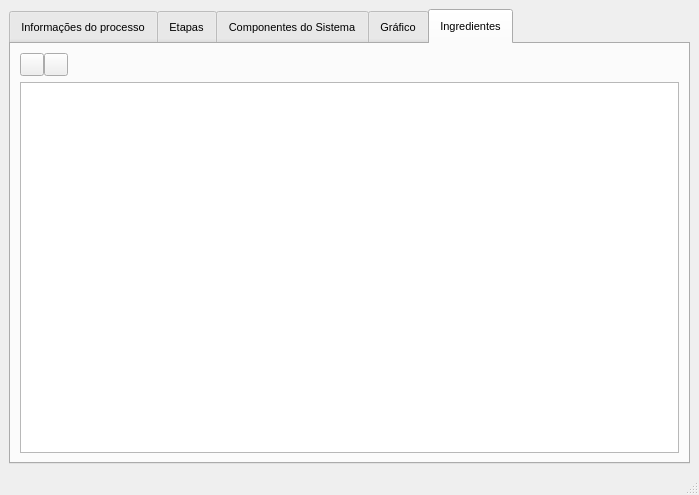
The window that mainwindow.ui (cristhianwb/BebumBrew) describes before a commit, drawn with Qt 5.
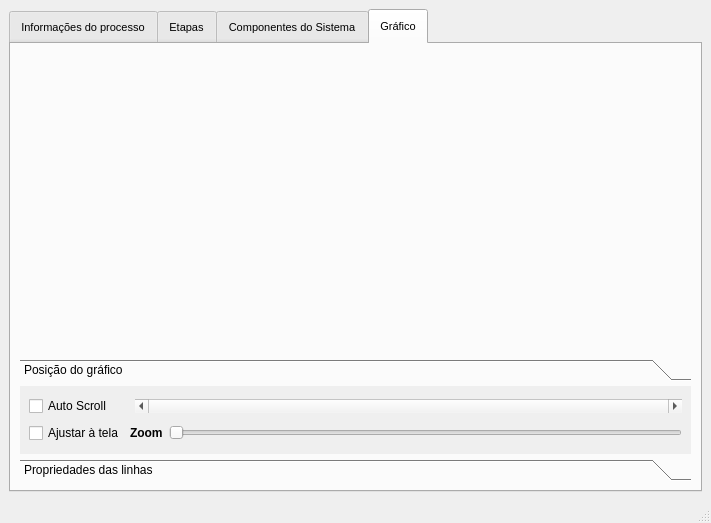
The same window after the commit. The open tabs and pages were chosen to show the change. Icons and pictures are not drawn.

```diff
--- a/mainwindow.ui
+++ b/mainwindow.ui
@@ -6,8 +6,8 @@
    <rect>
     <x>0</x>
     <y>0</y>
-    <width>699</width>
-    <height>495</height>
+    <width>711</width>
+    <height>523</height>
    </rect>
   </property>
   <property name="windowTitle">
@@ -894,7 +894,7 @@
             <rect>
              <x>0</x>
              <y>0</y>
-             <width>659</width>
+             <width>671</width>
              <height>70</height>
             </rect>
            </property>
@@ -952,8 +952,21 @@
             </item>
             <item>
              <layout class="QHBoxLayout" name="horizontalLayout_9">
+              <item>
+               <widget class="QCheckBox" name="chkAdjToScreen">
+                <property name="text">
+                 <string>Ajustar à tela</string>
+                </property>
+               </widget>
+              </item>
               <item>
                <widget class="QLabel" name="testLabel">
+                <property name="font">
+                 <font>
+                  <weight>75</weight>
+                  <bold>true</bold>
+                 </font>
+                </property>
                 <property name="text">
                  <string>Zoom</string>
                 </property>
@@ -1132,67 +1145,6 @@
         </item>
        </layout>
       </widget>
-      <widget class="QWidget" name="tabIngridients">
-       <attribute name="title">
-        <string>Ingredientes</string>
-       </attribute>
-       <layout class="QVBoxLayout" name="verticalLayout_4">
-        <item>
-         <layout class="QHBoxLayout" name="horizontalLayout_3">
-          <property name="spacing">
-           <number>0</number>
-          </property>
-          <property name="topMargin">
-           <number>0</number>
-          </property>
-          <item>
-           <widget class="QToolButton" name="btAdd_2">
-            <property name="text">
-             <string/>
-            </property>
-            <property name="icon">
-             <iconset>
-              <normalon>:/Icons/Icons/add.png</normalon>
-             </iconset>
-            </property>
-           </widget>
-          </item>
-          <item>
-           <widget class="QToolButton" name="btRemove_2">
-            <property name="text">
-             <string/>
-            </property>
-            <property name="icon">
-             <iconset>
-              <normalon>:/Icons/Icons/del.png</normalon>
-             </iconset>
-            </property>
-           </widget>
-          </item>
-          <item>
-           <spacer name="horizontalSpacer_2">
-            <property name="orientation">
-             <enum>Qt::Horizontal</enum>
-            </property>
-            <property name="sizeHint" stdset="0">
-             <size>
-              <width>40</width>
-              <height>20</height>
-             </size>
-            </property>
-           </spacer>
-          </item>
-         </layout>
-        </item>
-        <item>
-         <widget class="QTableView" name="tableView_Ingridients">
-          <property name="selectionBehavior">
-           <enum>QAbstractItemView::SelectRows</enum>
-          </property>
-         </widget>
-        </item>
-       </layout>
-      </widget>
      </widget>
     </item>
    </layout>
```
Left out of the diff: 37 changed lines with no effect on the pictures.
